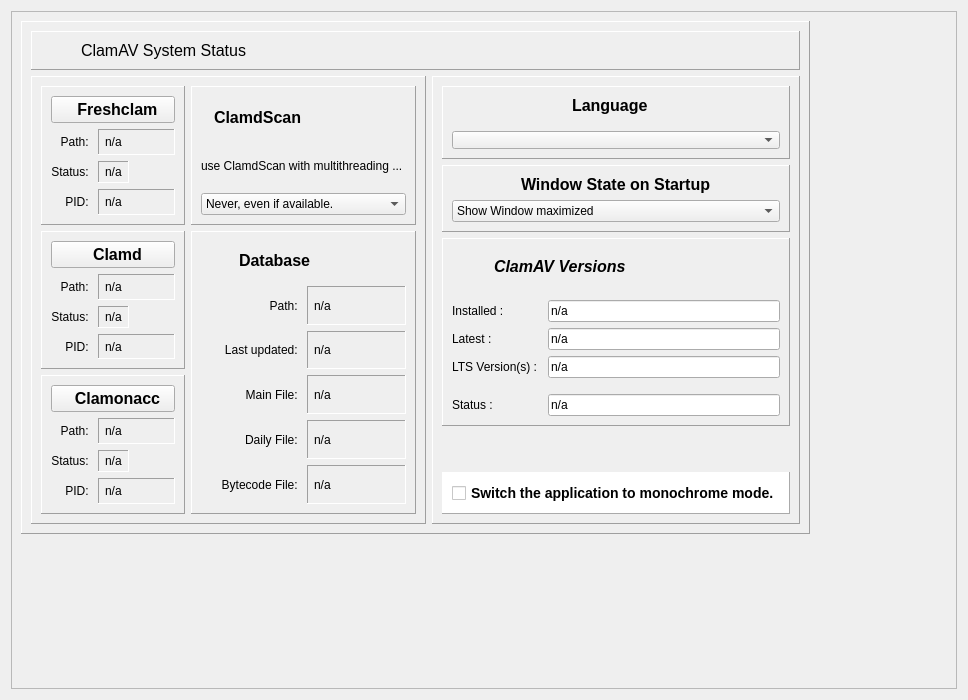
Above: ui/setuptab.ui from lucasvinbr/clamav-gui before the change. Below: the same form after it.
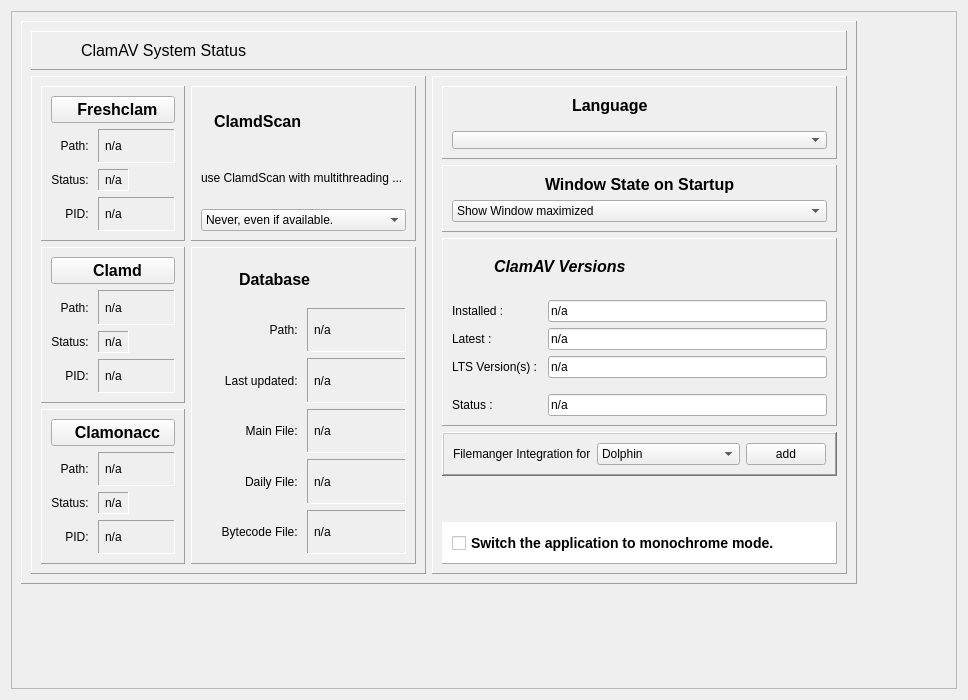
That is the form after the change. Icons and pictures are not drawn.

The edit to the form file:
```diff
--- a/ui/setuptab.ui
+++ b/ui/setuptab.ui
@@ -1447,6 +1447,51 @@
               </layout>
              </widget>
             </item>
+            <item>
+             <widget class="QFrame" name="contextMenuFrame">
+              <property name="frameShape">
+               <enum>QFrame::Shape::WinPanel</enum>
+              </property>
+              <property name="frameShadow">
+               <enum>QFrame::Shadow::Raised</enum>
+              </property>
+              <layout class="QHBoxLayout" name="horizontalLayout_8">
+               <item>
+                <widget class="QLabel" name="filemanagerIntegrationLabel">
+                 <property name="text">
+                  <string>Filemanger Integration for</string>
+                 </property>
+                </widget>
+               </item>
+               <item>
+                <widget class="QComboBox" name="filemanagerComboBox">
+                 <item>
+                  <property name="text">
+                   <string>Dolphin</string>
+                  </property>
+                 </item>
+                 <item>
+                  <property name="text">
+                   <string>Nemo</string>
+                  </property>
+                 </item>
+                 <item>
+                  <property name="text">
+                   <string>GNome Commander</string>
+                  </property>
+                 </item>
+                </widget>
+               </item>
+               <item>
+                <widget class="QPushButton" name="addIntegrationPushButton">
+                 <property name="text">
+                  <string>add</string>
+                 </property>
+                </widget>
+               </item>
+              </layout>
+             </widget>
+            </item>
             <item>
              <spacer name="verticalSpacer_2">
               <property name="orientation">
```
Left out of the diff: 64 changed lines with no effect on the pictures.
